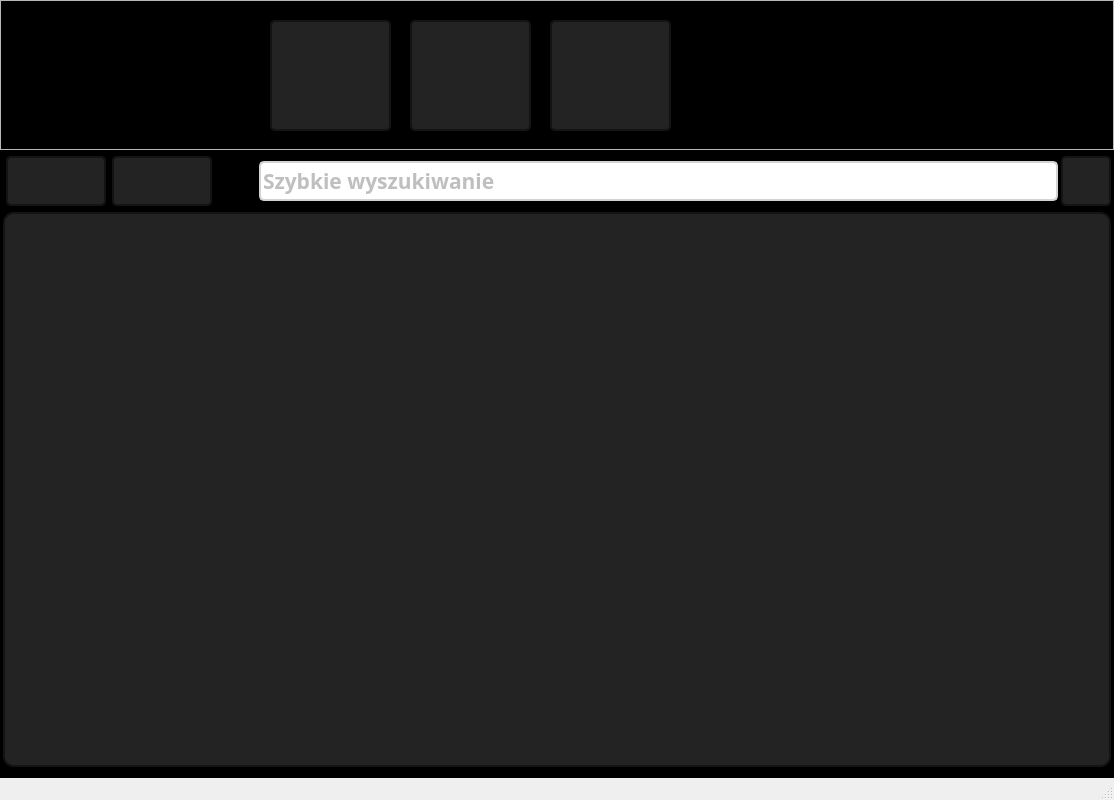
Qt form mainwindow.ui (RStravinsky/GuestRegistration) before a commit.
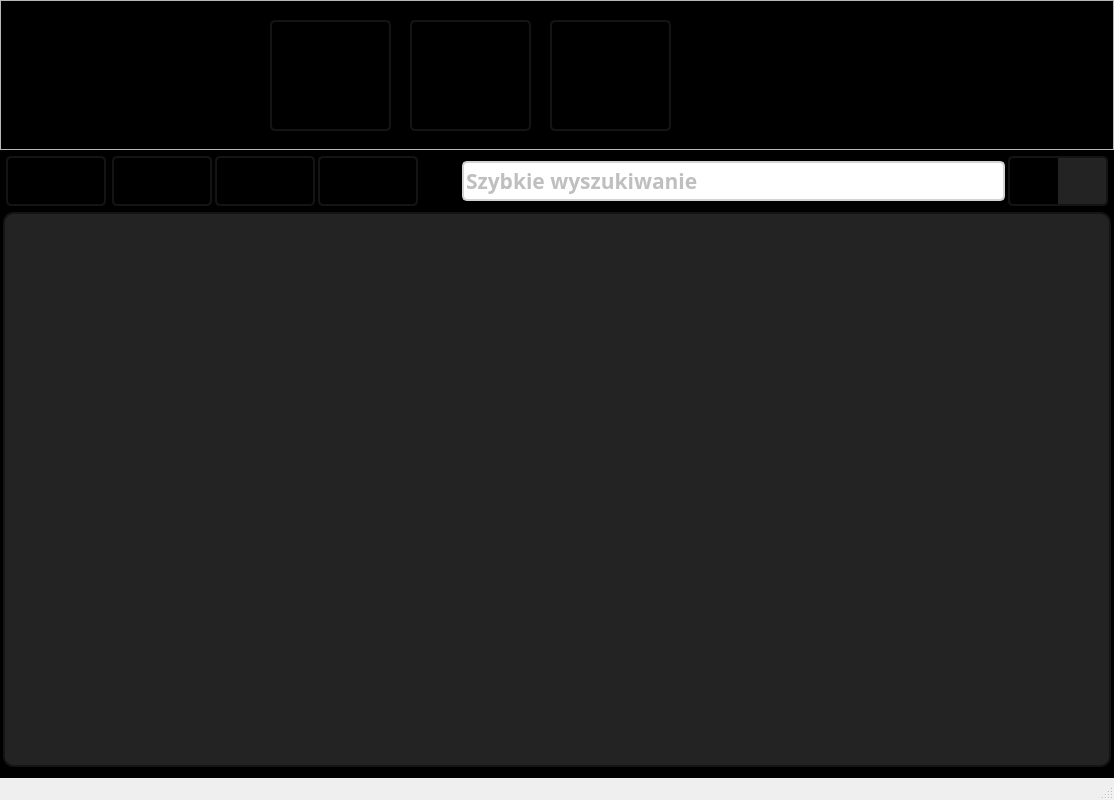
The same form after that commit. Icons and pictures are not drawn.

Commit message: add group options, sigma filter

```diff
--- a/mainwindow.ui
+++ b/mainwindow.ui
@@ -183,7 +183,7 @@
 }
 </string>
    </property>
-   <layout class="QGridLayout" name="gridLayout" rowstretch="0,0,0,0,0,0" columnstretch="0,0,0,0,0,0,0,0,0,0">
+   <layout class="QGridLayout" name="gridLayout" rowstretch="0,0,0,0,0,0" columnstretch="0,0,0,0,0,0,0,0,0,0,0,0">
     <property name="leftMargin">
      <number>0</number>
     </property>
@@ -196,7 +196,7 @@
     <property name="horizontalSpacing">
      <number>3</number>
     </property>
-    <item row="0" column="0" colspan="10">
+    <item row="0" column="0" colspan="12">
      <widget class="QFrame" name="topFrame">
       <property name="sizePolicy">
        <sizepolicy hsizetype="Preferred" vsizetype="Fixed">
@@ -217,14 +217,14 @@
 }
 
 
-#topFrame QPushButton {
-color: gray;
-border: 2px solid rgb(20,20,20);
-border-radius: 5px;
-background: rgb(35,35,35);
-}
-
 #topFrame QPushButton:hover {
+color: gray;
+border: 2px solid rgb(20,20,20);
+border-radius: 5px;
+background: rgb(35,35,35);
+}
+
+#topFrame QPushButton {
 color: white;
 border: 2px solid rgb(20,20,20);
 border-radius: 5px;
@@ -372,8 +372,35 @@
       </widget>
      </widget>
     </item>
-    <item row="1" column="8">
+    <item row="1" column="9">
+     <widget class="QGroupBox" name="groupBox">
+      <property name="minimumSize">
+       <size>
+        <width>100</width>
+        <height>50</height>
+       </size>
+      </property>
+      <property name="maximumSize">
+       <size>
+        <width>100</width>
+        <height>50</height>
+       </size>
+      </property>
+      <property name="styleSheet">
+       <string notr="true">border: none;</string>
+      </property>
+      <property name="title">
+       <string>GroupBox</string>
+      </property>
      <widget class="QPushButton" name="sigmaButton">
+       <property name="geometry">
+        <rect>
+         <x>0</x>
+         <y>0</y>
+         <width>50</width>
+         <height>50</height>
+        </rect>
+       </property>
       <property name="minimumSize">
        <size>
         <width>50</width>
@@ -388,18 +415,14 @@
       </property>
       <property name="styleSheet">
        <string notr="true">QPushButton {
-color: gray;
-border: 2px solid rgb(20,20,20);
-border-radius: 5px;
-background: rgb(35,35,35);
-}
-
-QPushButton:hover {
 color: white;
-border: 2px solid rgb(20,20,20);
-border-radius: 5px;
+border-left: 2px solid rgb(20,20,20);
+border-top: 2px solid rgb(20,20,20);
+border-bottom: 2px solid rgb(20,20,20);
 background: qlineargradient(x1:0, y1:0, x2:0, y2:1,
-   stop: 0 rgba(80,80,80), stop: 0.7 rgb(35,35,35));
+   stop: 0 rgba(80,80,80), stop: 0.7 rgb(50,50,50));
+border-bottom-left-radius: 5px;
+border-top-left-radius:5px;
 }
 
 QPushButton:pressed {
@@ -415,54 +438,72 @@
       </property>
       <property name="icon">
        <iconset resource="resources.qrc">
-        <normaloff>:/images/images/onlySigma.png</normaloff>:/images/images/onlySigma.png</iconset>
+         <normaloff>:/images/images/isSigma.png</normaloff>:/images/images/isSigma.png</iconset>
+       </property>
+      </widget>
+      <widget class="QPushButton" name="othersButton">
+       <property name="geometry">
+        <rect>
+         <x>50</x>
+         <y>0</y>
+         <width>50</width>
+         <height>50</height>
+        </rect>
+       </property>
+       <property name="minimumSize">
+        <size>
+         <width>50</width>
+         <height>50</height>
+        </size>
+       </property>
+       <property name="maximumSize">
+        <size>
+         <width>50</width>
+         <height>50</height>
+        </size>
+       </property>
+       <property name="styleSheet">
+        <string notr="true">QPushButton {
+color: white;
+border-right: 2px solid rgb(20,20,20);
+border-top: 2px solid rgb(20,20,20);
+border-bottom: 2px solid rgb(20,20,20);
+background: rgb(35,35,35);
+border-bottom-right-radius: 5px;
+border-top-right-radius:5px;
+}
+
+QPushButton:pressed {
+color: white;
+border-right: 2px solid rgb(20,20,20);
+border-top: 2px solid rgb(20,20,20);
+border-bottom: 2px solid rgb(20,20,20);
+border-bottom-right-radius: 5px;
+border-top-right-radius:5px;
+background: rgb(80,80,80);
+}
+</string>
+       </property>
+       <property name="text">
+        <string/>
+       </property>
+       <property name="icon">
+        <iconset resource="resources.qrc">
+         <normaloff>:/images/images/person.png</normaloff>:/images/images/person.png</iconset>
       </property>
       <property name="iconSize">
        <size>
-        <width>50</width>
-        <height>50</height>
+         <width>35</width>
+         <height>35</height>
        </size>
       </property>
      </widget>
-    </item>
-    <item row="1" column="6">
-     <widget class="QLabel" name="searchLabel">
-      <property name="sizePolicy">
-       <sizepolicy hsizetype="Fixed" vsizetype="Fixed">
-        <horstretch>0</horstretch>
-        <verstretch>0</verstretch>
-       </sizepolicy>
-      </property>
-      <property name="minimumSize">
-       <size>
-        <width>38</width>
-        <height>38</height>
-       </size>
-      </property>
-      <property name="maximumSize">
-       <size>
-        <width>41</width>
-        <height>38</height>
-       </size>
-      </property>
-      <property name="styleSheet">
-       <string notr="true">background: &quot;transparent&quot;</string>
-      </property>
-      <property name="text">
-       <string/>
-      </property>
-      <property name="pixmap">
-       <pixmap resource="resources.qrc">:/images/images/magnifier.png</pixmap>
-      </property>
-      <property name="scaledContents">
-       <bool>true</bool>
-      </property>
      </widget>
     </item>
-    <item row="1" column="2">
-     <widget class="QPushButton" name="addButton">
+    <item row="1" column="5">
+     <widget class="QPushButton" name="addGroupButton">
       <property name="sizePolicy">
-       <sizepolicy hsizetype="Fixed" vsizetype="Fixed">
+       <sizepolicy hsizetype="Minimum" vsizetype="Fixed">
         <horstretch>0</horstretch>
         <verstretch>0</verstretch>
        </sizepolicy>
@@ -475,7 +516,7 @@
       </property>
       <property name="maximumSize">
        <size>
-        <width>50</width>
+        <width>100</width>
         <height>50</height>
        </size>
       </property>
@@ -483,14 +524,14 @@
        <string>Przyjazd osoby</string>
       </property>
       <property name="styleSheet">
-       <string notr="true">QPushButton {
+       <string notr="true">QPushButton:hover {
 color: gray;
 border: 2px solid rgb(20,20,20);
 border-radius: 5px;
 background: rgb(35,35,35);
 }
 
-QPushButton:hover {
+QPushButton{
 color: white;
 border: 2px solid rgb(20,20,20);
 border-radius: 5px;
@@ -545,14 +586,14 @@
        <string>Odjazd osoby</string>
       </property>
       <property name="styleSheet">
-       <string notr="true">QPushButton {
+       <string notr="true">QPushButton:hover {
 color: gray;
 border: 2px solid rgb(20,20,20);
 border-radius: 5px;
 background: rgb(35,35,35);
 }
 
-QPushButton:hover {
+QPushButton{
 color: white;
 border: 2px solid rgb(20,20,20);
 border-radius: 5px;
@@ -583,7 +624,136 @@
       </property>
      </widget>
     </item>
-    <item row="4" column="1" rowspan="2" colspan="8">
+    <item row="1" column="2">
+     <widget class="QPushButton" name="addButton">
+      <property name="sizePolicy">
+       <sizepolicy hsizetype="Fixed" vsizetype="Fixed">
+        <horstretch>0</horstretch>
+        <verstretch>0</verstretch>
+       </sizepolicy>
+      </property>
+      <property name="minimumSize">
+       <size>
+        <width>100</width>
+        <height>50</height>
+       </size>
+      </property>
+      <property name="maximumSize">
+       <size>
+        <width>50</width>
+        <height>50</height>
+       </size>
+      </property>
+      <property name="toolTip">
+       <string>Przyjazd osoby</string>
+      </property>
+      <property name="styleSheet">
+       <string notr="true">QPushButton:hover {
+color: gray;
+border: 2px solid rgb(20,20,20);
+border-radius: 5px;
+background: rgb(35,35,35);
+}
+
+QPushButton {
+color: white;
+border: 2px solid rgb(20,20,20);
+border-radius: 5px;
+background: qlineargradient(x1:0, y1:0, x2:0, y2:1,
+   stop: 0 rgba(80,80,80), stop: 0.7 rgb(35,35,35));
+}
+
+QPushButton:pressed {
+color: white;
+border: 2px solid rgb(20,20,20);
+border-radius: 5px;
+background: rgb(80,80,80);
+}
+</string>
+      </property>
+      <property name="text">
+       <string/>
+      </property>
+      <property name="icon">
+       <iconset resource="resources.qrc">
+        <normaloff>:/images/images/add_person.png</normaloff>:/images/images/add_person.png</iconset>
+      </property>
+      <property name="iconSize">
+       <size>
+        <width>50</width>
+        <height>50</height>
+       </size>
+      </property>
+     </widget>
+    </item>
+    <item row="1" column="7">
+     <widget class="QLabel" name="searchLabel">
+      <property name="sizePolicy">
+       <sizepolicy hsizetype="Fixed" vsizetype="Fixed">
+        <horstretch>0</horstretch>
+        <verstretch>0</verstretch>
+       </sizepolicy>
+      </property>
+      <property name="minimumSize">
+       <size>
+        <width>38</width>
+        <height>38</height>
+       </size>
+      </property>
+      <property name="maximumSize">
+       <size>
+        <width>41</width>
+        <height>38</height>
+       </size>
+      </property>
+      <property name="styleSheet">
+       <string notr="true">background: &quot;transparent&quot;</string>
+      </property>
+      <property name="text">
+       <string/>
+      </property>
+      <property name="pixmap">
+       <pixmap resource="resources.qrc">:/images/images/magnifier.png</pixmap>
+      </property>
+      <property name="scaledContents">
+       <bool>true</bool>
+      </property>
+     </widget>
+    </item>
+    <item row="1" column="8">
+     <widget class="QLineEdit" name="lineEdit">
+      <property name="minimumSize">
+       <size>
+        <width>0</width>
+        <height>40</height>
+       </size>
+      </property>
+      <property name="maximumSize">
+       <size>
+        <width>16777215</width>
+        <height>40</height>
+       </size>
+      </property>
+      <property name="font">
+       <font>
+        <family>Calibri Light</family>
+        <pointsize>16</pointsize>
+        <weight>75</weight>
+        <bold>true</bold>
+       </font>
+      </property>
+      <property name="styleSheet">
+       <string notr="true"/>
+      </property>
+      <property name="placeholderText">
+       <string>Szybkie wyszukiwanie</string>
+      </property>
+      <property name="clearButtonEnabled">
+       <bool>true</bool>
+      </property>
+     </widget>
+    </item>
+    <item row="4" column="1" rowspan="2" colspan="10">
      <widget class="QTableView" name="tableView">
       <property name="sizePolicy">
        <sizepolicy hsizetype="MinimumExpanding" vsizetype="MinimumExpanding">
@@ -617,36 +787,56 @@
       </attribute>
      </widget>
     </item>
-    <item row="1" column="7">
-     <widget class="QLineEdit" name="lineEdit">
+    <item row="1" column="6">
+     <widget class="QPushButton" name="deleteGroup">
       <property name="minimumSize">
        <size>
-        <width>0</width>
-        <height>40</height>
+        <width>100</width>
+        <height>50</height>
        </size>
       </property>
       <property name="maximumSize">
        <size>
-        <width>16777215</width>
-        <height>40</height>
+        <width>100</width>
+        <height>50</height>
        </size>
       </property>
-      <property name="font">
-       <font>
-        <family>Calibri Light</family>
-        <pointsize>16</pointsize>
-        <weight>75</weight>
-        <bold>true</bold>
-       </font>
-      </property>
       <property name="styleSheet">
-       <string notr="true"/>
+       <string notr="true">QPushButton:hover {
+color: gray;
+border: 2px solid rgb(20,20,20);
+border-radius: 5px;
+background: rgb(35,35,35);
+}
+
+QPushButton{
+color: white;
+border: 2px solid rgb(20,20,20);
+border-radius: 5px;
+background: qlineargradient(x1:0, y1:0, x2:0, y2:1,
+   stop: 0 rgba(80,80,80), stop: 0.7 rgb(35,35,35));
+}
+
+QPushButton:pressed {
+color: white;
+border: 2px solid rgb(20,20,20);
+border-radius: 5px;
+background: rgb(80,80,80);
+}
+</string>
       </property>
-      <property name="placeholderText">
-       <string>Szybkie wyszukiwanie</string>
+      <property name="text">
+       <string/>
       </property>
-      <property name="clearButtonEnabled">
-       <bool>true</bool>
+      <property name="icon">
+       <iconset resource="resources.qrc">
+        <normaloff>:/images/images/delete_group.png</normaloff>:/images/images/delete_group.png</iconset>
+      </property>
+      <property name="iconSize">
+       <size>
+        <width>50</width>
+        <height>50</height>
+       </size>
       </property>
      </widget>
     </item>
```
Left out of the diff: 12 changed lines with no effect on the pictures. Lines whose indentation alone changed are shown as unchanged. The commit also changes 13 other files.
